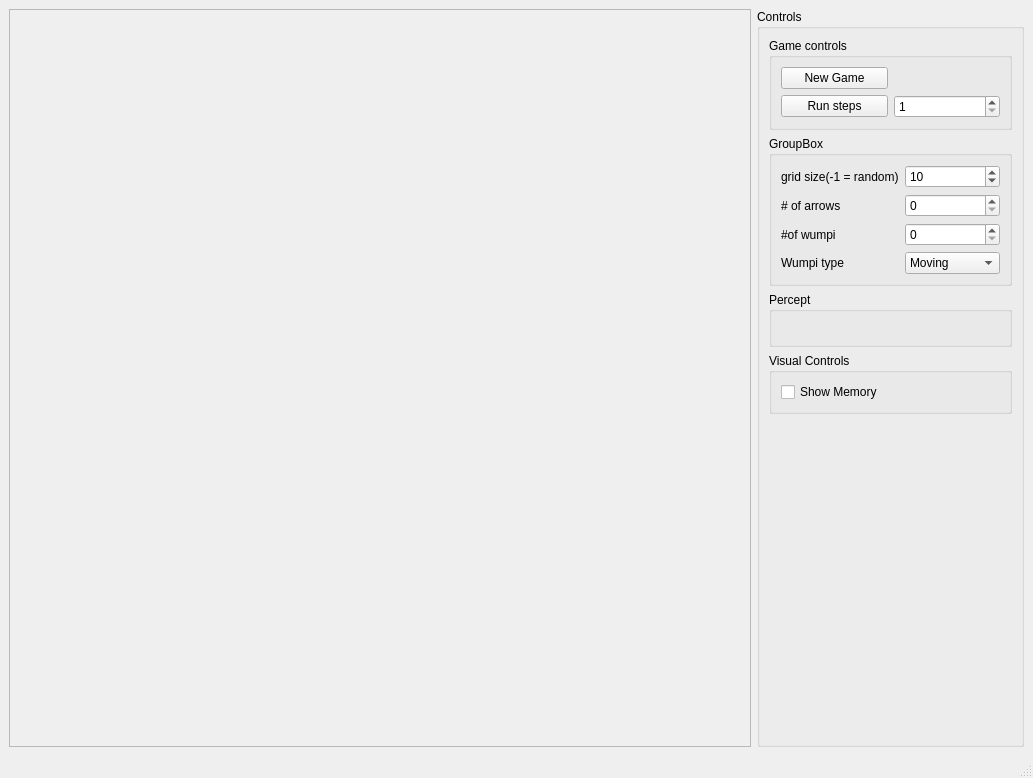
Qt form ui.ui (NickFalse/HuntTheWumpusProject) before a commit.
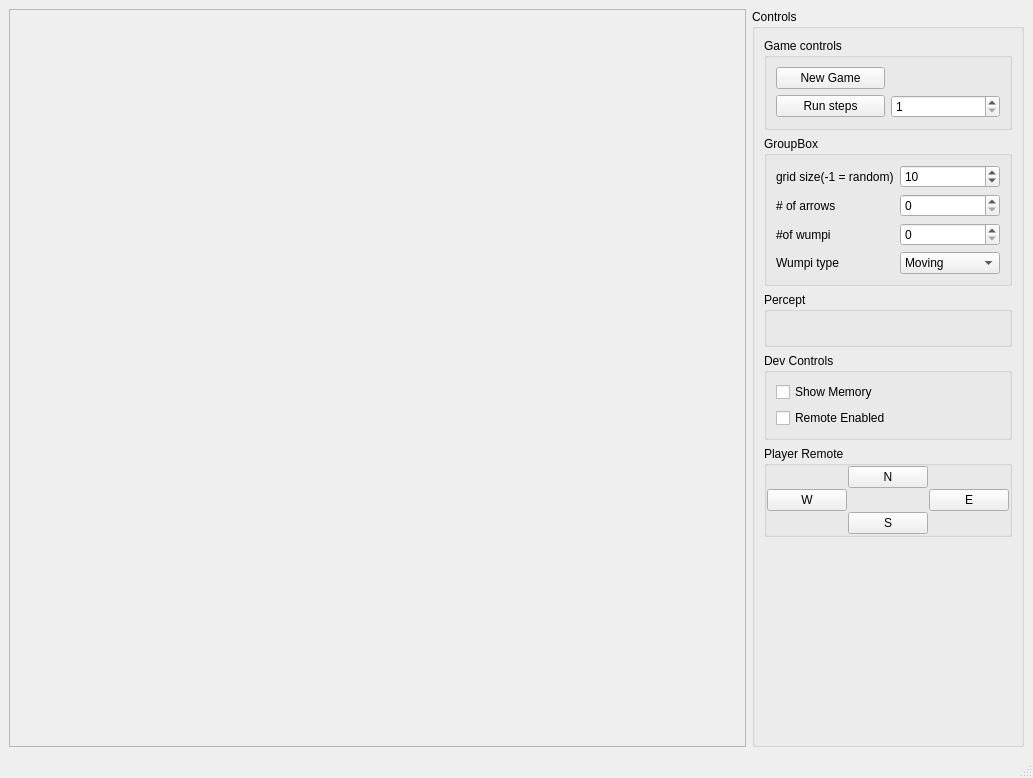
The same form after that commit.

```diff
--- a/ui.ui
+++ b/ui.ui
@@ -184,13 +184,105 @@
           </sizepolicy>
          </property>
          <property name="title">
-          <string>Visual Controls</string>
+          <string>Dev Controls</string>
          </property>
          <layout class="QVBoxLayout" name="verticalLayout_2">
           <item>
            <widget class="QCheckBox" name="showMemoryBox">
             <property name="text">
              <string>Show Memory</string>
+            </property>
+           </widget>
+          </item>
+          <item>
+           <widget class="QCheckBox" name="remoteBox">
+            <property name="text">
+             <string>Remote Enabled</string>
+            </property>
+           </widget>
+          </item>
+         </layout>
+        </widget>
+       </item>
+       <item>
+        <widget class="QGroupBox" name="remoteGroup">
+         <property name="enabled">
+          <bool>true</bool>
+         </property>
+         <property name="sizePolicy">
+          <sizepolicy hsizetype="Maximum" vsizetype="Maximum">
+           <horstretch>0</horstretch>
+           <verstretch>0</verstretch>
+          </sizepolicy>
+         </property>
+         <property name="title">
+          <string>Player Remote</string>
+         </property>
+         <layout class="QGridLayout" name="gridLayout_3">
+          <property name="leftMargin">
+           <number>0</number>
+          </property>
+          <property name="topMargin">
+           <number>0</number>
+          </property>
+          <property name="rightMargin">
+           <number>0</number>
+          </property>
+          <property name="bottomMargin">
+           <number>0</number>
+          </property>
+          <property name="spacing">
+           <number>1</number>
+          </property>
+          <item row="3" column="1">
+           <widget class="QPushButton" name="southButton">
+            <property name="sizePolicy">
+             <sizepolicy hsizetype="Fixed" vsizetype="Fixed">
+              <horstretch>0</horstretch>
+              <verstretch>0</verstretch>
+             </sizepolicy>
+            </property>
+            <property name="text">
+             <string>S</string>
+            </property>
+           </widget>
+          </item>
+          <item row="2" column="2">
+           <widget class="QPushButton" name="eastButton">
+            <property name="sizePolicy">
+             <sizepolicy hsizetype="Fixed" vsizetype="Fixed">
+              <horstretch>0</horstretch>
+              <verstretch>0</verstretch>
+             </sizepolicy>
+            </property>
+            <property name="text">
+             <string>E</string>
+            </property>
+           </widget>
+          </item>
+          <item row="2" column="0">
+           <widget class="QPushButton" name="westButton">
+            <property name="sizePolicy">
+             <sizepolicy hsizetype="Fixed" vsizetype="Fixed">
+              <horstretch>0</horstretch>
+              <verstretch>0</verstretch>
+             </sizepolicy>
+            </property>
+            <property name="text">
+             <string>W</string>
+            </property>
+           </widget>
+          </item>
+          <item row="0" column="1">
+           <widget class="QPushButton" name="northButton">
+            <property name="sizePolicy">
+             <sizepolicy hsizetype="Fixed" vsizetype="Fixed">
+              <horstretch>0</horstretch>
+              <verstretch>0</verstretch>
+             </sizepolicy>
+            </property>
+            <property name="text">
+             <string>N</string>
             </property>
            </widget>
           </item>
```
